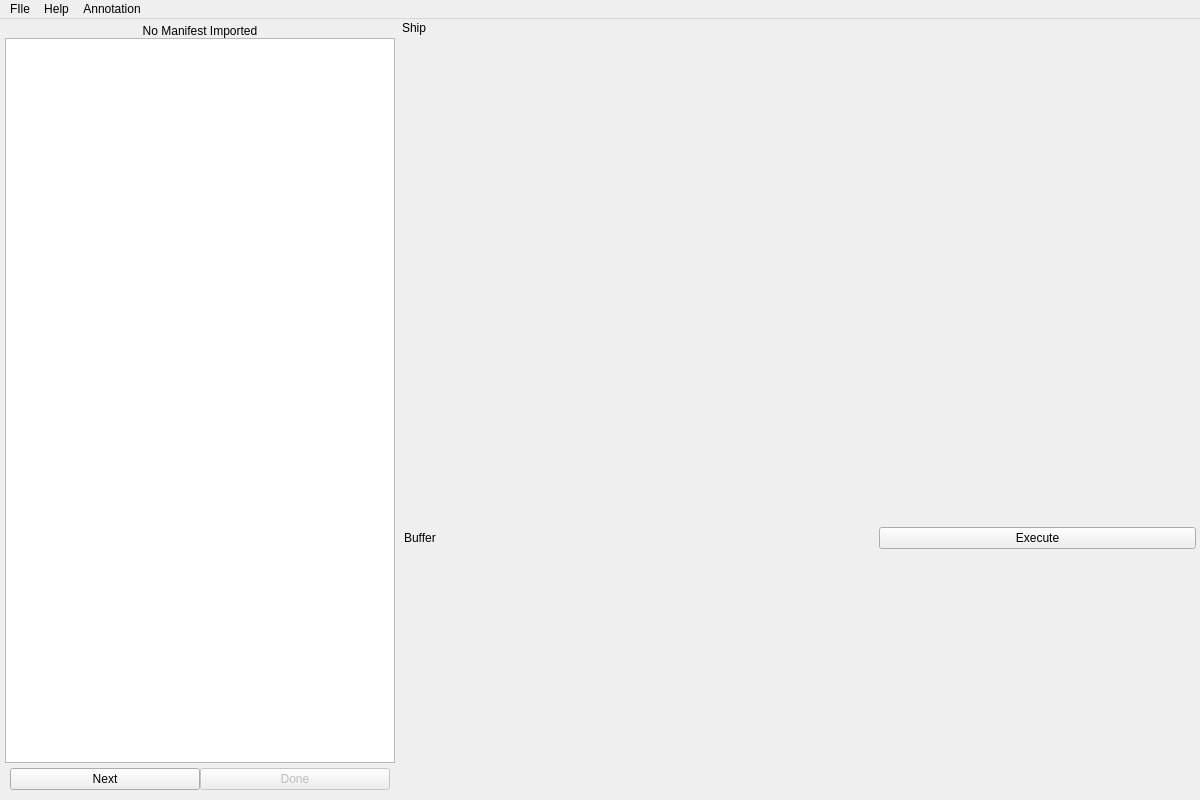
First picture: the form in GUI/mainwindow.ui, repository SanLee-CSStudent/AlphaCrane, before the edit.
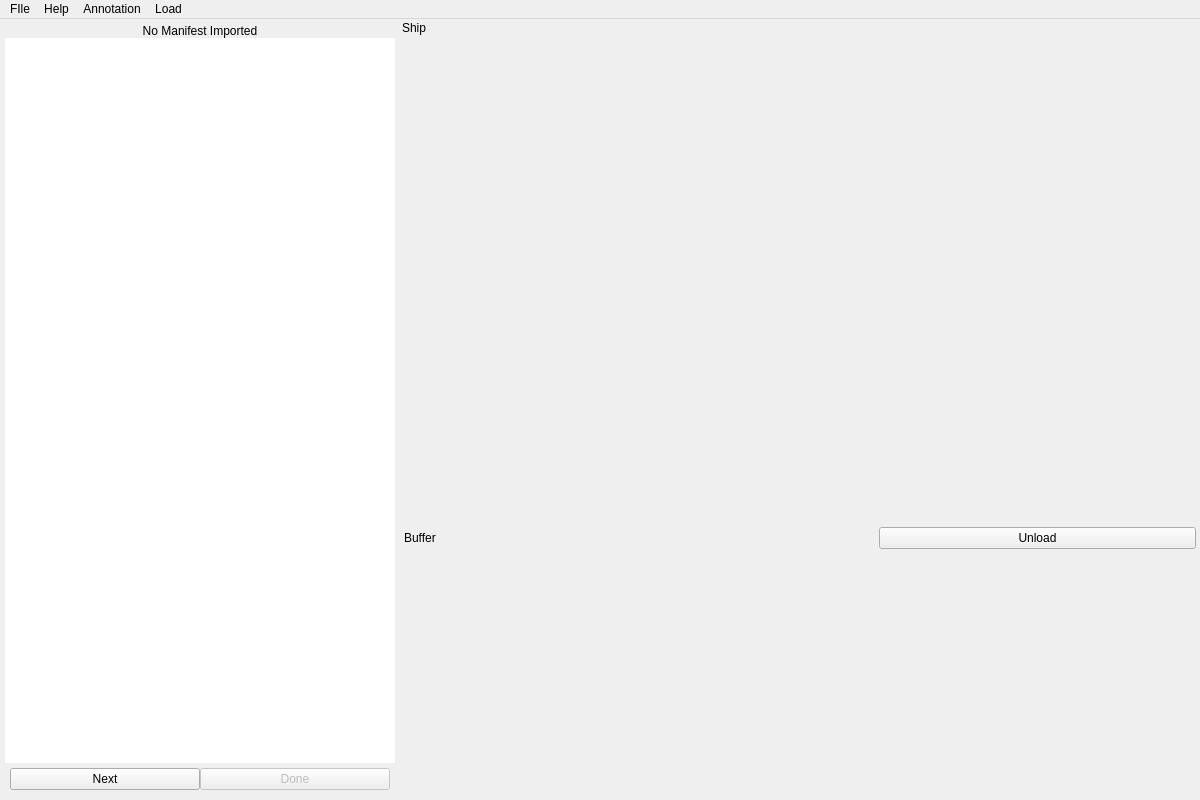
Second picture: the form after the edit.

```diff
--- a/GUI/mainwindow.ui
+++ b/GUI/mainwindow.ui
@@ -82,6 +82,26 @@
           <verstretch>0</verstretch>
          </sizepolicy>
         </property>
+        <property name="font">
+         <font>
+          <pointsize>12</pointsize>
+         </font>
+        </property>
+        <property name="focusPolicy">
+         <enum>Qt::NoFocus</enum>
+        </property>
+        <property name="frameShape">
+         <enum>QFrame::NoFrame</enum>
+        </property>
+        <property name="frameShadow">
+         <enum>QFrame::Plain</enum>
+        </property>
+        <property name="editTriggers">
+         <set>QAbstractItemView::NoEditTriggers</set>
+        </property>
+        <property name="selectionMode">
+         <enum>QAbstractItemView::NoSelection</enum>
+        </property>
        </widget>
       </item>
       <item>
@@ -198,7 +218,7 @@
          <item>
           <widget class="QPushButton" name="pushButton">
            <property name="text">
-            <string>Execute</string>
+            <string>Unload</string>
            </property>
           </widget>
          </item>
@@ -259,9 +279,16 @@
     </property>
     <addaction name="actionCreate_annotation"/>
    </widget>
+   <widget class="QMenu" name="menuLoad">
+    <property name="title">
+     <string>Load</string>
+    </property>
+    <addaction name="actionLoad_container"/>
+   </widget>
    <addaction name="menuFIle"/>
    <addaction name="menuHelp"/>
    <addaction name="menuAnnotation"/>
+   <addaction name="menuLoad"/>
   </widget>
   <action name="actionImport_Manifest">
    <property name="enabled">
```
Left out of the diff: 5 changed lines with no effect on the pictures.
